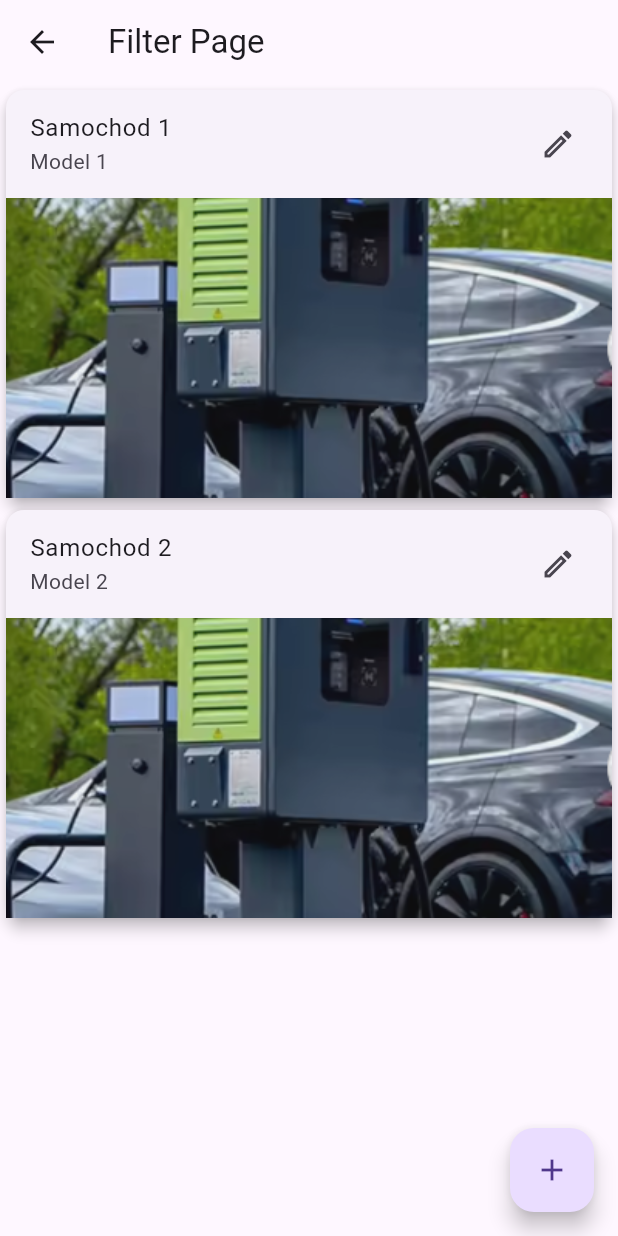
After one commit to wpaczesniak/cargador, a Flutter app: the MyVehicles screen opened directly, on a phone screen of 412 x 824 dp. The commit adds this screen. Run offline on Flutter 3.47's test engine with Material 3 defaults, Android fonts, the phone set to English and light mode, and no system bars.

Commit message:
add my vehicles

```diff
--- a/lib/pages/filter_page.dart
+++ b/lib/pages/filter_page.dart
@@ -7,7 +7,8 @@ class FilterPage extends StatelessWidget {
   Widget build(BuildContext context) {
     return Scaffold(
       appBar: AppBar(title: const Text('Filter Page')),
-      body: const Center(child: Text('Filter options go here')),
+      body: const Center(child: Text('Filter options go here')
+      )
     );
   }
 }
--- a/lib/pages/home_page.dart
+++ b/lib/pages/home_page.dart
@@ -7,7 +7,7 @@ class HomePage extends StatelessWidget {
   Widget build(BuildContext context) {
     return Scaffold(
       appBar: AppBar(
-        title: const Text('Home Pagewa'),
+        title: const Text('Home Page'),
 
         actions: [
           IconButton(
--- a/lib/pages/settings_page.dart
+++ b/lib/pages/settings_page.dart
@@ -2,6 +2,7 @@ import 'package:cargador/pages/booking_page.dart';
 import 'package:flutter/material.dart';
 import '../core/notifiers.dart';
 import 'help_center.dart';
+import 'vehicles_page.dart';
 
 
 class SettingsPage extends StatefulWidget {
@@ -43,6 +44,7 @@ class _SettingsPageState extends State<SettingsPage> {
               leading: const Icon(Icons.directions_car),
               title: const Text('My Vehicles'),
               trailing: Icon(Icons.arrow_right),
+              onTap: () => Navigator.push(context, MaterialPageRoute(builder: (context) => MyVehicles())),
             ),
             SizedBox(height: 8),
             ListTile(
--- /dev/null
+++ b/lib/pages/vehicles_page.dart
@@ -0,0 +1,60 @@
+import 'package:flutter/material.dart';
+
+class MyVehicles extends StatelessWidget {
+  const MyVehicles({super.key});
+
+  @override
+  Widget build(BuildContext context) {
+    return Scaffold(
+      appBar: AppBar(title: const Text('Filter Page')),
+      body: Column(
+        children: <Widget>[
+          Card(
+            elevation: 4.0,
+            child: Column(
+              children: [
+                ListTile(
+                  title: Text('Samochod 1'),
+                  subtitle: Text('Model 1'),
+                  trailing: Icon(Icons.edit_outlined),
+                ),
+                SizedBox(
+                  height: 200.0,
+                  child: Ink.image(
+                    image: AssetImage('images/ladowarka.png'),
+                    fit: BoxFit.cover,
+                  ),
+                ),
+              ],
+            ),
+          ),
+          Card(
+            elevation: 4.0,
+            child: Column(
+              children: [
+                ListTile(
+                  title: Text('Samochod 2'),
+                  subtitle: Text('Model 2'),
+                  trailing: Icon(Icons.edit_outlined),
+                ),
+                SizedBox(
+                  height: 200.0,
+                  child: Ink.image(
+                    image: AssetImage('images/ladowarka.png'),
+                    fit: BoxFit.cover,
+                  ),
+                ),
+              ],
+            ),
+          ),
+        ],
+      ),
+      floatingActionButton: FloatingActionButton(
+        onPressed: () {
+
+        },
+        child: Icon(Icons.add),
+      ),
+    );
+  }
+}
```
